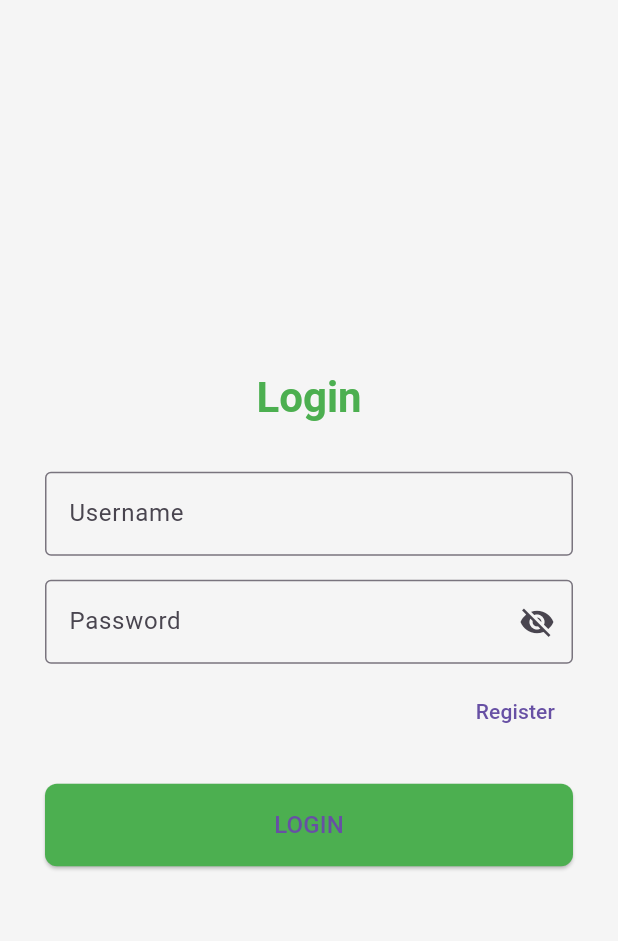
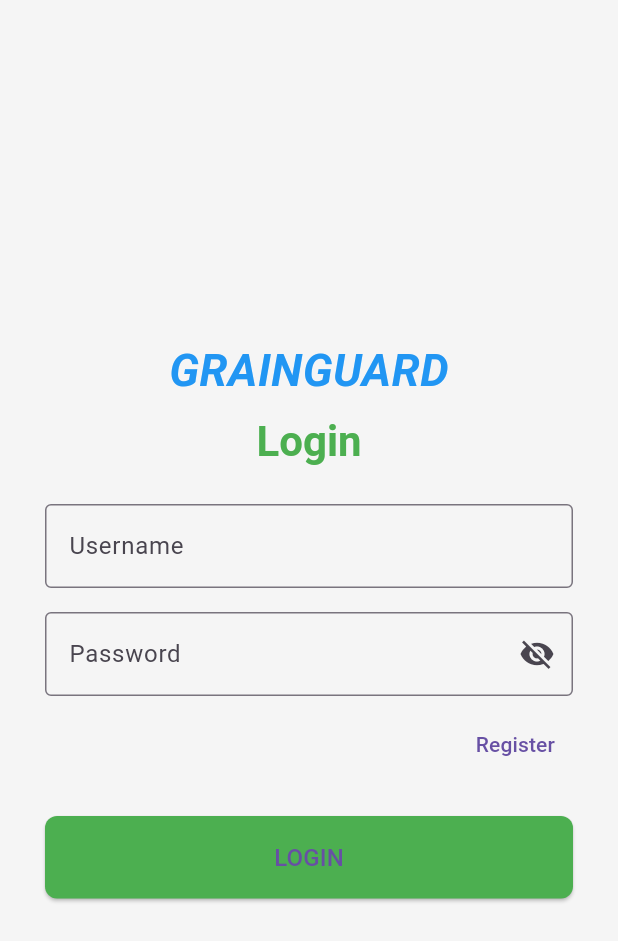
Before and after one commit to SasinduChandupa/Grain_Guard, a Flutter app: the screen it shows after launch, on a phone screen of 412 x 824 dp. Shown: the top 941 px of the screen. Run offline on Flutter 3.47's test engine with Material 3 defaults, Android fonts, the phone set to English and light mode, and no system bars; our stand-ins replace cloud_firestore, firebase_core; accounts and stored records are empty.

```diff
--- a/lib/main.dart
+++ b/lib/main.dart
@@ -144,13 +144,23 @@ class _LoginScreenState extends State<LoginScreen> {
               mainAxisAlignment: MainAxisAlignment.center,
               children: [
                 Text(
+                  'GRAINGUARD',
+                  style: TextStyle(
+                    fontSize: 30,
+                    fontWeight: FontWeight.bold,
+                    color: Colors.blue,
+                    fontStyle: FontStyle.italic, // This makes it cursive
+                  ),
+                ),
+                const SizedBox(height: 8),
+                Text(
                   'Login',
                   style: Theme.of(context).textTheme.headlineMedium?.copyWith(
                     color: const Color(0xFF4CAF50),
                     fontWeight: FontWeight.bold,
                   ),
                 ),
-                const SizedBox(height: 32),
+                const SizedBox(height: 24),
                 if (_errorMessage.isNotEmpty)
                   Padding(
                     padding: const EdgeInsets.only(bottom: 16),
```
Also changed, not shown: assets/images/cup.jpg (added), pubspec.yaml (line endings or trailing spaces).
